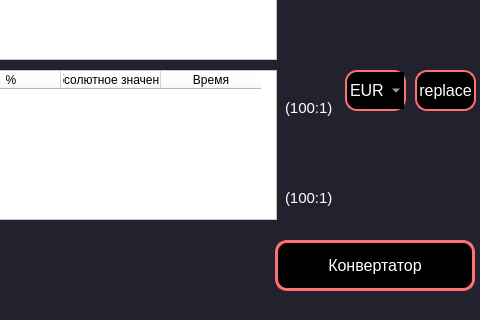
Above: pyqt_prj_yl/main_window.ui from LekzLuthor/YL_PQYT-prj before the change; both pictures show x 385 to 865 and y 460 to 780 of the 865 by 780 pixel window. Below: the same form after it.
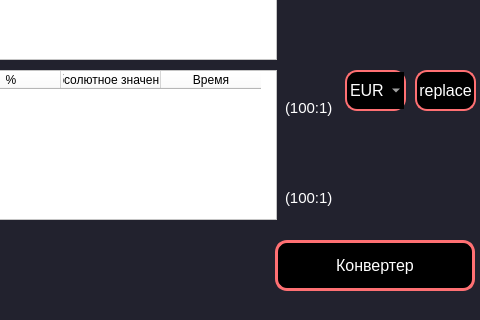
That is the form after the change. Icons and pictures are not drawn.

Commit message: finish + comm

Diff of the .ui file:
```diff
--- a/pyqt_prj_yl/main_window.ui
+++ b/pyqt_prj_yl/main_window.ui
@@ -94,7 +94,7 @@
 </string>
     </property>
     <property name="text">
-     <string>Конвертатор</string>
+     <string>Конвертер</string>
     </property>
    </widget>
    <widget class="QLabel" name="label">
```
The commit also changes 2 other files.
